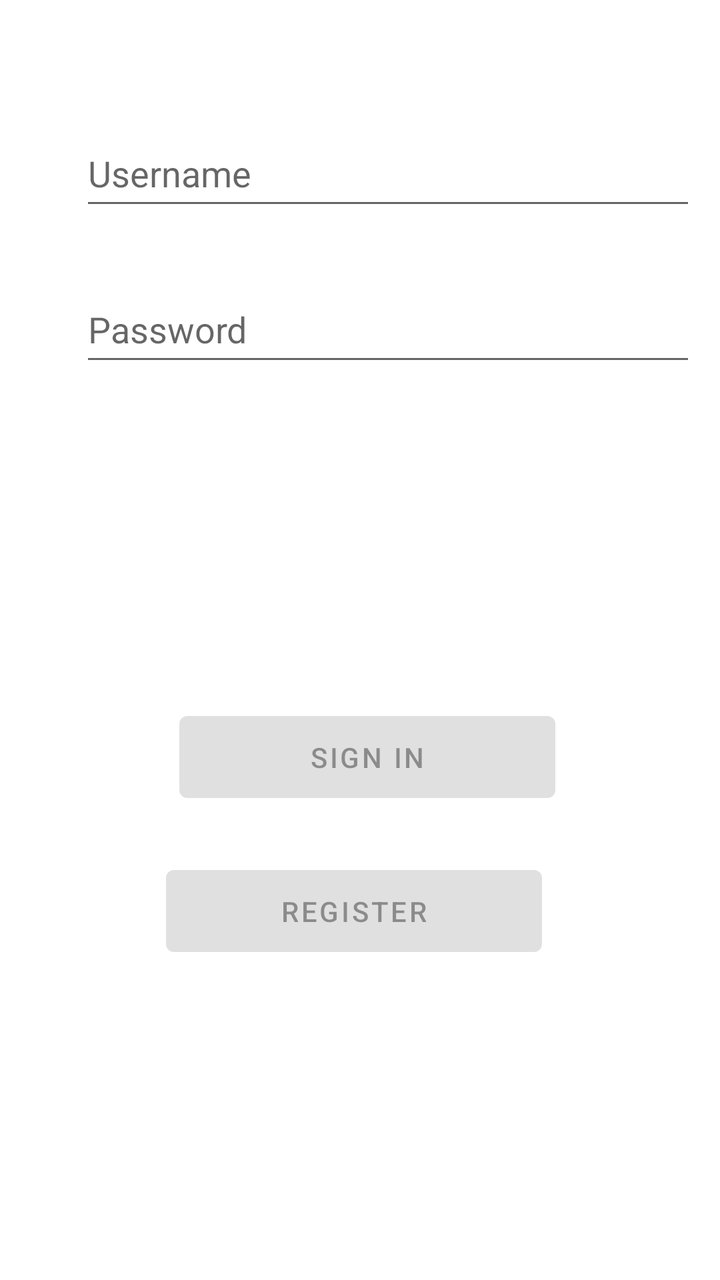
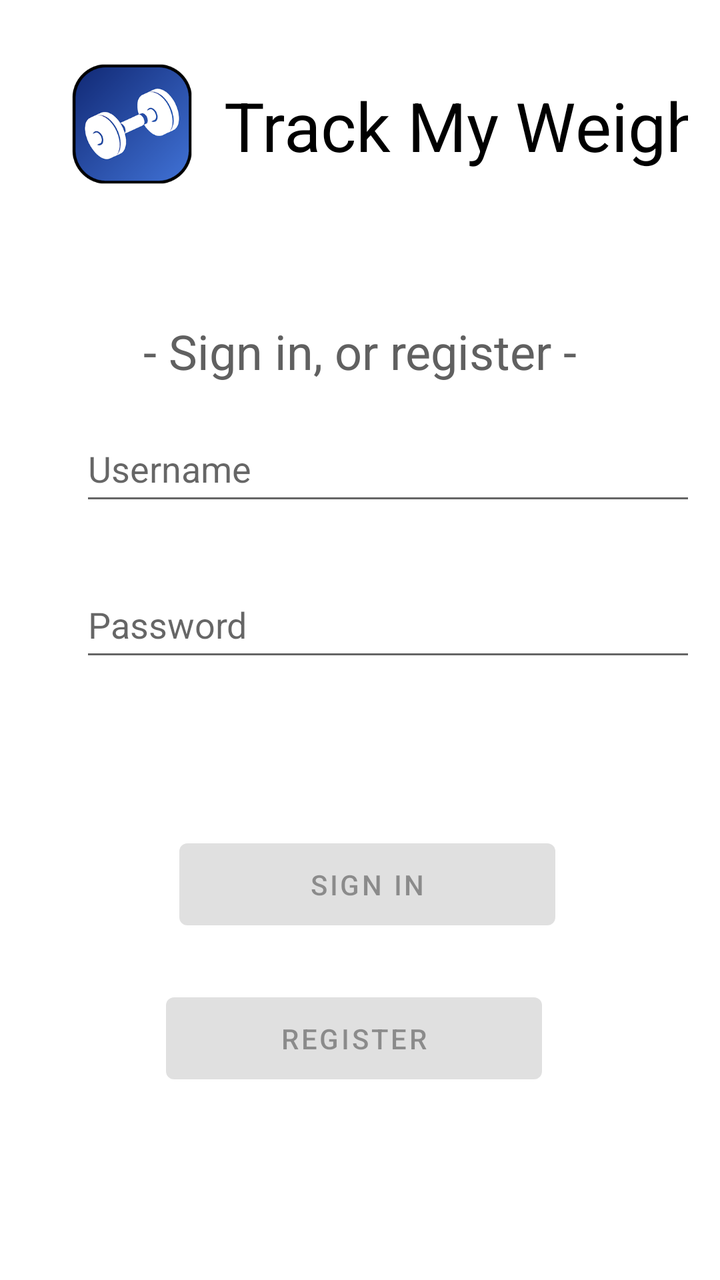

Before-and-after screenshots of an Android layout around one commit, followed by the original layout XML and the change that was made.
<!-- AndroidManifest.xml: application theme Theme.Turco_Michael_Weight_Tracking -->
<!-- res/layout/fragment_login.xml -->
<?xml version="1.0" encoding="utf-8"?>
<androidx.constraintlayout.widget.ConstraintLayout xmlns:android="http://schemas.android.com/apk/res/android"
    xmlns:app="http://schemas.android.com/apk/res-auto"
    xmlns:tools="http://schemas.android.com/tools"
    android:id="@+id/container"
    android:layout_width="match_parent"
    android:layout_height="match_parent"
    android:paddingLeft="@dimen/fragment_horizontal_margin"
    android:paddingTop="@dimen/fragment_vertical_margin"
    android:paddingRight="@dimen/fragment_horizontal_margin"
    android:paddingBottom="@dimen/fragment_vertical_margin"
    tools:context=".ui.login.LoginFragment">

    <EditText
        android:id="@+id/username"
        android:layout_width="330dp"
        android:layout_height="50dp"
        android:layout_marginStart="24dp"
        android:layout_marginTop="44dp"
        android:layout_marginEnd="24dp"
        android:autofillHints="@string/prompt_username"
        android:hint="@string/prompt_username"
        android:inputType="textNoSuggestions"
        android:selectAllOnFocus="true"
        app:layout_constraintEnd_toEndOf="parent"
        app:layout_constraintHorizontal_bias="0.0"
        app:layout_constraintStart_toStartOf="parent"
        app:layout_constraintTop_toTopOf="parent" />

    <EditText
        android:id="@+id/password"
        android:layout_width="330dp"
        android:layout_height="50dp"
        android:layout_marginStart="24dp"
        android:layout_marginTop="28dp"
        android:layout_marginEnd="24dp"
        android:autofillHints="@string/prompt_password"
        android:hint="@string/prompt_password"
        android:imeActionLabel="@string/action_sign_in_short"
        android:imeOptions="actionDone"
        android:inputType="textPassword"
        android:selectAllOnFocus="true"
        app:layout_constraintEnd_toEndOf="parent"
        app:layout_constraintHorizontal_bias="0.0"
        app:layout_constraintStart_toStartOf="parent"
        app:layout_constraintTop_toBottomOf="@+id/username" />

    <Button
        android:id="@+id/login_sign_in"
        android:layout_width="188dp"
        android:layout_height="53dp"
        android:layout_gravity="start"
        android:layout_marginStart="100dp"
        android:layout_marginTop="164dp"
        android:layout_marginEnd="100dp"
        android:enabled="false"
        android:text="@string/action_sign_in_short"
        app:layout_constraintEnd_toEndOf="parent"
        app:layout_constraintHorizontal_bias="0.444"
        app:layout_constraintStart_toStartOf="parent"
        app:layout_constraintTop_toBottomOf="@+id/password" />

    <Button
        android:id="@+id/login_register"
        android:layout_width="188dp"
        android:layout_height="53dp"
        android:layout_gravity="start"
        android:layout_marginStart="100dp"
        android:layout_marginTop="24dp"
        android:layout_marginEnd="100dp"
        android:enabled="false"
        android:text="@string/action_register_short"
        app:layout_constraintEnd_toEndOf="parent"
        app:layout_constraintHorizontal_bias="0.555"
        app:layout_constraintStart_toStartOf="parent"
        app:layout_constraintTop_toBottomOf="@+id/login_sign_in" />

    <ProgressBar
        android:id="@+id/loading"
        android:layout_width="wrap_content"
        android:layout_height="wrap_content"
        android:layout_gravity="center"
        android:layout_marginStart="32dp"
        android:layout_marginTop="64dp"
        android:layout_marginEnd="32dp"
        android:layout_marginBottom="64dp"
        android:visibility="gone"
        app:layout_constraintBottom_toBottomOf="parent"
        app:layout_constraintEnd_toEndOf="@+id/password"
        app:layout_constraintStart_toStartOf="@+id/password"
        app:layout_constraintTop_toTopOf="parent"
        app:layout_constraintVertical_bias="0.3" />

</androidx.constraintlayout.widget.ConstraintLayout>
<!-- resources referenced by this layout -->
<resources>
  <dimen name="fragment_horizontal_margin">16dp</dimen>
  <dimen name="fragment_vertical_margin">16dp</dimen>
  <string name="action_register_short">Register</string>
  <string name="action_sign_in_short">Sign in</string>
  <string name="prompt_password">Password</string>
  <string name="prompt_username">Username</string>
  <style name="Theme.Turco_Michael_Weight_Tracking" parent="Theme.MaterialComponents.DayNight.DarkActionBar">
          
          <item name="colorPrimary">@color/blue_500</item>
          <item name="colorPrimaryVariant">@color/blue_700</item>
          <item name="colorOnPrimary">@color/white</item>
          
          <item name="colorSecondary">@color/teal_200</item>
          <item name="colorSecondaryVariant">@color/teal_700</item>
          <item name="colorOnSecondary">@color/black</item>
          
          <item name="android:statusBarColor">?attr/colorPrimaryVariant</item>
          
      </style>
  <color name="blue_500">#0077EE</color>
  <color name="blue_700">#0042B3</color>
  <color name="white">#FFFFFFFF</color>
  <color name="teal_200">#FF03DAC5</color>
  <color name="teal_700">#FF018786</color>
  <color name="black">#FF000000</color>
</resources>

<!-- the commit's change to res/layout/fragment_login.xml (unified diff, before → after) -->
@@ -16,7 +16,7 @@
         android:layout_width="330dp"
         android:layout_height="50dp"
         android:layout_marginStart="24dp"
-        android:layout_marginTop="44dp"
+        android:layout_marginTop="16dp"
         android:layout_marginEnd="24dp"
         android:autofillHints="@string/prompt_username"
         android:hint="@string/prompt_username"
@@ -25,7 +25,7 @@
         app:layout_constraintEnd_toEndOf="parent"
         app:layout_constraintHorizontal_bias="0.0"
         app:layout_constraintStart_toStartOf="parent"
-        app:layout_constraintTop_toTopOf="parent" />
+        app:layout_constraintTop_toBottomOf="@+id/textView2" />
 
     <EditText
         android:id="@+id/password"
@@ -51,7 +51,7 @@
         android:layout_height="53dp"
         android:layout_gravity="start"
         android:layout_marginStart="100dp"
-        android:layout_marginTop="164dp"
+        android:layout_marginTop="80dp"
         android:layout_marginEnd="100dp"
         android:enabled="false"
         android:text="@string/action_sign_in_short"
@@ -91,4 +91,48 @@
         app:layout_constraintTop_toTopOf="parent"
         app:layout_constraintVertical_bias="0.3" />
 
+    <ImageView
+        android:id="@+id/imageView"
+        android:layout_width="60dp"
+        android:layout_height="60dp"
+        android:layout_marginStart="20dp"
+        android:layout_marginTop="16dp"
+        android:src="@drawable/app_icon_rounded_256"
+        app:layout_constraintStart_toStartOf="parent"
+        app:layout_constraintTop_toTopOf="parent" />
+
+    <TextView
+        android:id="@+id/textView"
+        android:layout_width="wrap_content"
+        android:layout_height="wrap_content"
+        android:layout_marginStart="16dp"
+        android:layout_marginTop="24dp"
+        android:layout_marginEnd="49dp"
+        android:layout_marginBottom="74dp"
+        android:text="@string/app_name"
+        android:textColor="@color/black"
+        android:textSize="34sp"
+        app:layout_constraintBottom_toTopOf="@+id/textView2"
+        app:layout_constraintEnd_toEndOf="parent"
+        app:layout_constraintHorizontal_bias="0.0"
+        app:layout_constraintStart_toEndOf="@+id/imageView"
+        app:layout_constraintTop_toTopOf="parent" />
+
+    <TextView
+        android:id="@+id/textView2"
+        android:layout_width="wrap_content"
+        android:layout_height="wrap_content"
+        android:layout_marginStart="50dp"
+        android:layout_marginTop="40dp"
+        android:layout_marginEnd="50dp"
+        android:layout_marginBottom="48dp"
+        android:text="@string/action_sign_in"
+        android:textColor="@color/dark_gray"
+        android:textSize="24sp"
+        app:layout_constraintBottom_toTopOf="@+id/username"
+        app:layout_constraintEnd_toEndOf="parent"
+        app:layout_constraintStart_toStartOf="parent"
+        app:layout_constraintTop_toBottomOf="@+id/imageView"
+        app:layout_constraintVertical_bias="1.0" />
+
 </androidx.constraintlayout.widget.ConstraintLayout>
<!-- resource entries referenced after the edit -->
@@ -2,8 +2,11 @@
 <resources>
   <dimen name="fragment_horizontal_margin">16dp</dimen>
   <dimen name="fragment_vertical_margin">16dp</dimen>
+  <!-- drawable app_icon_rounded_256: png bitmap (drawable, 33590 bytes) -->
   <string name="action_register_short">Register</string>
+  <string name="action_sign_in">- Sign in, or register -</string>
   <string name="action_sign_in_short">Sign in</string>
+  <string name="app_name">Track My Weight</string>
   <string name="prompt_password">Password</string>
   <string name="prompt_username">Username</string>
   <style name="Theme.Turco_Michael_Weight_Tracking" parent="Theme.MaterialComponents.DayNight.DarkActionBar">
@@ -25,5 +28,6 @@
   <color name="teal_200">#FF03DAC5</color>
   <color name="teal_700">#FF018786</color>
   <color name="black">#FF000000</color>
+  <color name="dark_gray">#606060</color>
 </resources>
 
